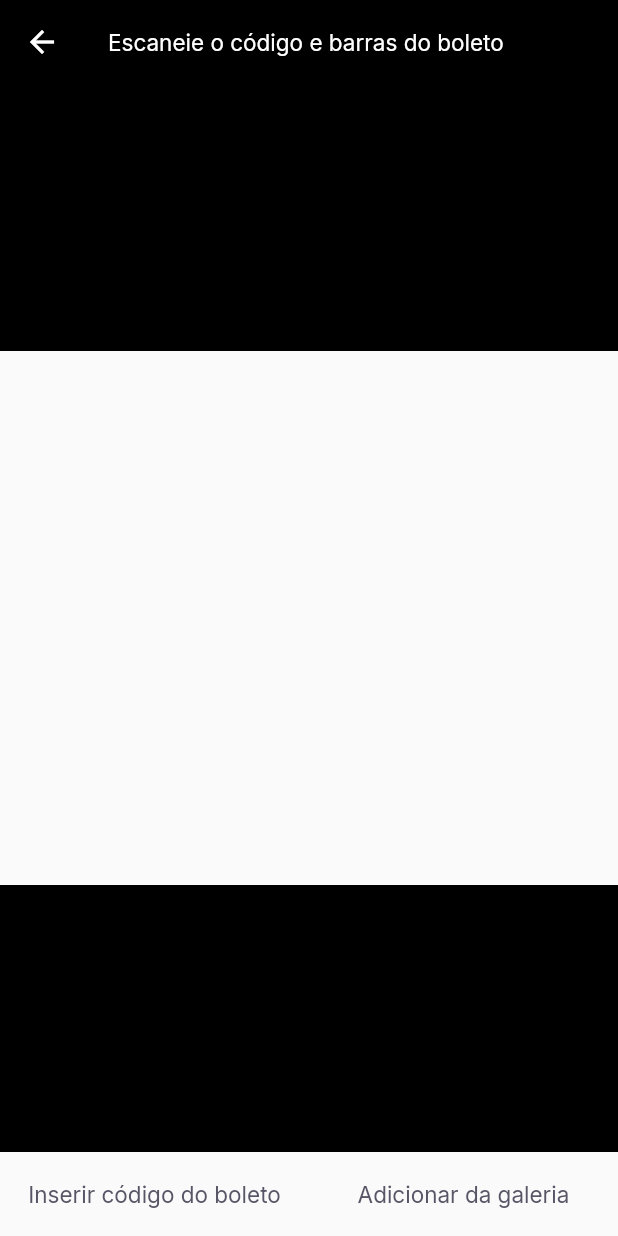
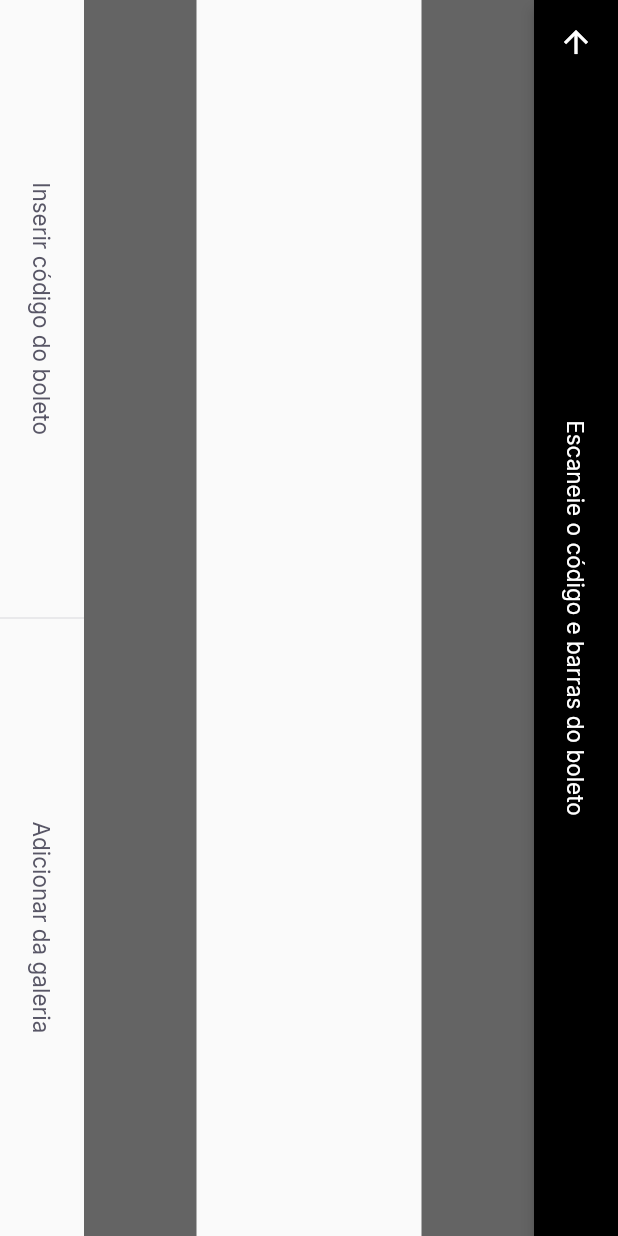
Before and after one commit to biancapb/payflow, a Flutter app: the BarcodeScannerPage screen opened by its route, on a phone screen of 412 x 824 dp. Run offline on Flutter 3.47's test engine with Material 2 defaults, Android fonts, the phone set to English and light mode, and no system bars; our stand-ins replace firebase_core, google_fonts, google_sign_in, shared_preferences; accounts and stored records are empty.

```diff
--- a/lib/modules/barcode_scanner/barcode_scanner_page.dart
+++ b/lib/modules/barcode_scanner/barcode_scanner_page.dart
@@ -1,7 +1,9 @@
 import 'package:flutter/material.dart';
 import 'package:payflow/shared/themes/app_colors.dart';
 import 'package:payflow/shared/themes/app_text_styles.dart';
+import 'package:payflow/shared/widgets/divider_vertical/divider_vetical.dart';
 import 'package:payflow/shared/widgets/label_button/label_button.dart';
+import 'package:payflow/shared/widgets/set_label_buttons/set_label_buttons.dart';
 
 class BarcodeScannerPage extends StatefulWidget {
   const BarcodeScannerPage({Key? key}) : super(key: key);
@@ -13,13 +15,21 @@ class BarcodeScannerPage extends StatefulWidget {
 class _BarcodeScannerState extends State<BarcodeScannerPage> {
   @override
   Widget build(BuildContext context) {
-    return Scaffold(
+    return RotatedBox(
+      quarterTurns: 1,
+      child: SafeArea(
+        top: true,
+        bottom: true,
+        left: true,
+        right: true,
+        child: Scaffold(
           appBar: AppBar(
             backgroundColor: Colors.black,
             title: Text(
               "Escaneie o código e barras do boleto",
               style: TextStyles.buttonBackground,
             ),
+            centerTitle: true,
             leading: BackButton(
               color: AppColors.background,
             ),
@@ -28,7 +38,7 @@ class _BarcodeScannerState extends State<BarcodeScannerPage> {
             children: [
               Expanded(
                   child: Container(
-              color: Colors.black,
+                color: Colors.black.withOpacity(0.6),
               )),
               Expanded(
                   flex: 2,
@@ -37,19 +47,18 @@ class _BarcodeScannerState extends State<BarcodeScannerPage> {
                   )),
               Expanded(
                   child: Container(
-              color: Colors.black,
+                color: Colors.black.withOpacity(0.6),
               ))
             ],
           ),
-        bottomNavigationBar: Row(
-          children: [
-            Expanded(
-                child: LabelButton(
-                    label: "Inserir código do boleto", onPressed: () {})),
-            Expanded(
-                child: LabelButton(
-                    label: "Adicionar da galeria", onPressed: () {})),
-          ],
-        ));
+          bottomNavigationBar: SetLabelButtons(
+            primaryLabel: "Inserir código do boleto",
+            primaryOnPressed: () {},
+            secondaryLabel: "Adicionar da galeria",
+            secondaryOnPressed: () {},
+          ),
+        ),
+      ),
+    );
   }
 }
--- /dev/null
+++ b/lib/shared/widgets/divider_vertical/divider_vetical.dart
@@ -0,0 +1,15 @@
+import 'package:flutter/material.dart';
+import 'package:payflow/shared/themes/app_colors.dart';
+
+class DividerVerticalWidget extends StatelessWidget {
+  const DividerVerticalWidget({Key? key}) : super(key: key);
+
+  @override
+  Widget build(BuildContext context) {
+    return Container(
+      width: 1,
+      height: double.maxFinite,
+      color: AppColors.stroke,
+    );
+  }
+}
--- /dev/null
+++ b/lib/shared/widgets/set_label_buttons/set_label_buttons.dart
@@ -0,0 +1,35 @@
+import 'package:flutter/material.dart';
+import 'package:payflow/shared/widgets/divider_vertical/divider_vetical.dart';
+import 'package:payflow/shared/widgets/label_button/label_button.dart';
+
+class SetLabelButtons extends StatelessWidget {
+  final String primaryLabel;
+  final VoidCallback primaryOnPressed;
+  final String secondaryLabel;
+  final VoidCallback secondaryOnPressed;
+  const SetLabelButtons(
+      {Key? key,
+      required this.primaryLabel,
+      required this.primaryOnPressed,
+      required this.secondaryLabel,
+      required this.secondaryOnPressed})
+      : super(key: key);
+
+  @override
+  Widget build(BuildContext context) {
+    return Container(
+      height: 56,
+      child: Row(
+        children: [
+          Expanded(
+              child: LabelButton(
+                  label: primaryLabel, onPressed: primaryOnPressed)),
+          DividerVerticalWidget(),
+          Expanded(
+              child: LabelButton(
+                  label: secondaryLabel, onPressed: secondaryOnPressed)),
+        ],
+      ),
+    );
+  }
+}
```
Lines whose indentation alone changed are shown as unchanged.
